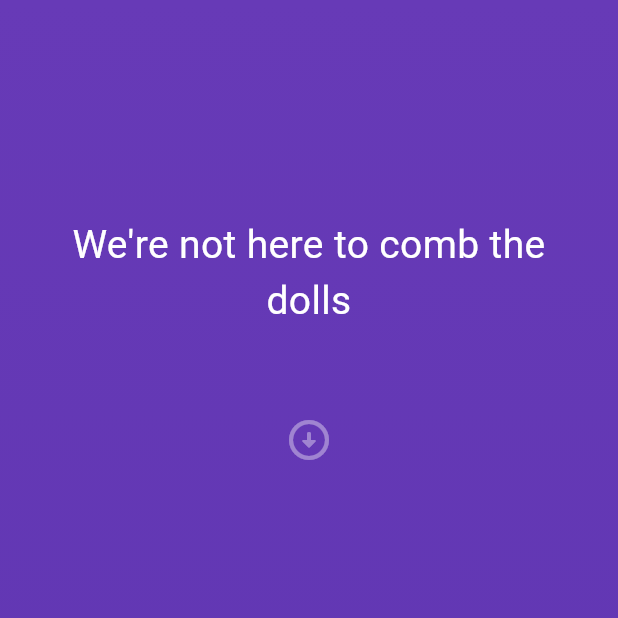
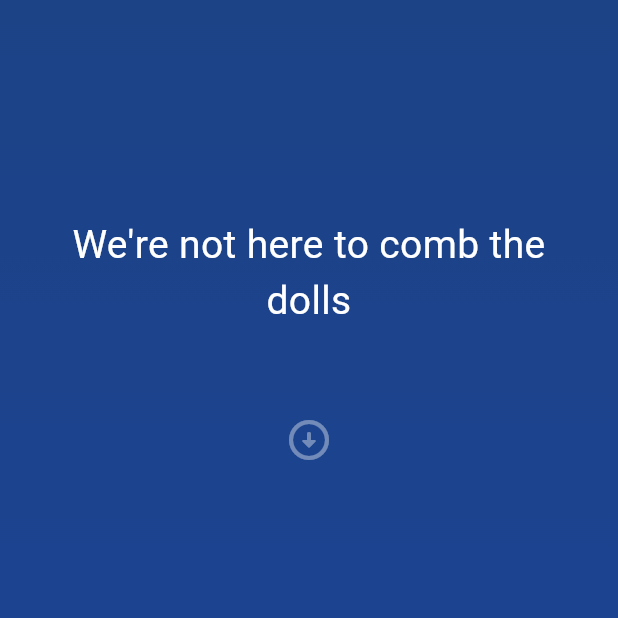
Before and after one commit to intoinside/ItalianProverbsBadlyTranslated, a Flutter app: the screen it shows after launch, on a phone screen of 412 x 824 dp, the top half of it. Run offline on Flutter 3.47's test engine with Material 3 defaults, Android fonts, the phone set to English and light mode, and no system bars.

Commit message:
Changing background

```diff
--- a/lib/main.dart
+++ b/lib/main.dart
@@ -1,4 +1,5 @@
 import 'dart:convert';
+import 'dart:math';
 
 import 'package:flutter/material.dart';
 import 'package:flutter/services.dart' show rootBundle;
@@ -27,13 +28,23 @@ class MainPage extends StatefulWidget {
   const MainPage({super.key});
 
   @override
-  State<StatefulWidget> createState() => _MainPageState();
+  State<StatefulWidget> createState() {
+    return _MainPageState();
+  }
 }
 
 class _MainPageState extends State<MainPage> {
   String? englishProverb;
   String? italianProverb;
   bool showItalian = false;
+  Color colorShade1 = Color((Random().nextDouble() * 0xFFFFFF).toInt()).withOpacity(1.0);
+  Color colorShade2 = Color((Random().nextDouble() * 0xFFFFFF).toInt()).withOpacity(1.0);
+  Color colorTranslation = Color((Random().nextDouble() * 0xFFFFFF).toInt()).withOpacity(1.0);
+
+  _MainPageState() {
+    colorShade2 = Color(colorShade1.value + 20);
+    colorTranslation = Color(colorShade1.value - 10);
+  }
 
   void _loadData() async {
     final loadedData = await rootBundle.loadString('assets/proverbs.txt');
@@ -67,8 +78,8 @@ class _MainPageState extends State<MainPage> {
           begin: Alignment.topCenter,
           end: Alignment.bottomCenter,
           colors: [
-            Colors.deepPurple.shade500,
-            Colors.deepPurple.shade600,
+            colorShade1,
+            colorShade2,
           ],
         ),),
         child: Column(
@@ -92,7 +103,7 @@ class _MainPageState extends State<MainPage> {
               curve: Curves.fastOutSlowIn,
               padding: const EdgeInsets.all(4),
               width: double.infinity,
-              decoration: BoxDecoration(borderRadius: BorderRadius.circular(4),color: Colors.deepPurple.shade600,),
+              decoration: BoxDecoration(borderRadius: BorderRadius.circular(4),color: colorTranslation,),
               height: showItalian ? 120.0 : 0.0,
               child:  Text(
                   italianProverb ?? "empty",
```
